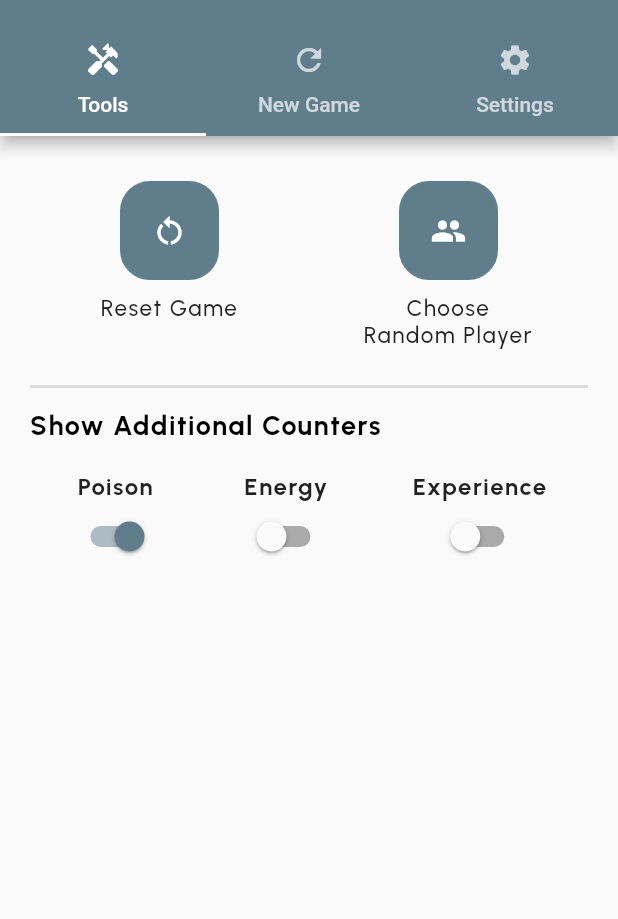
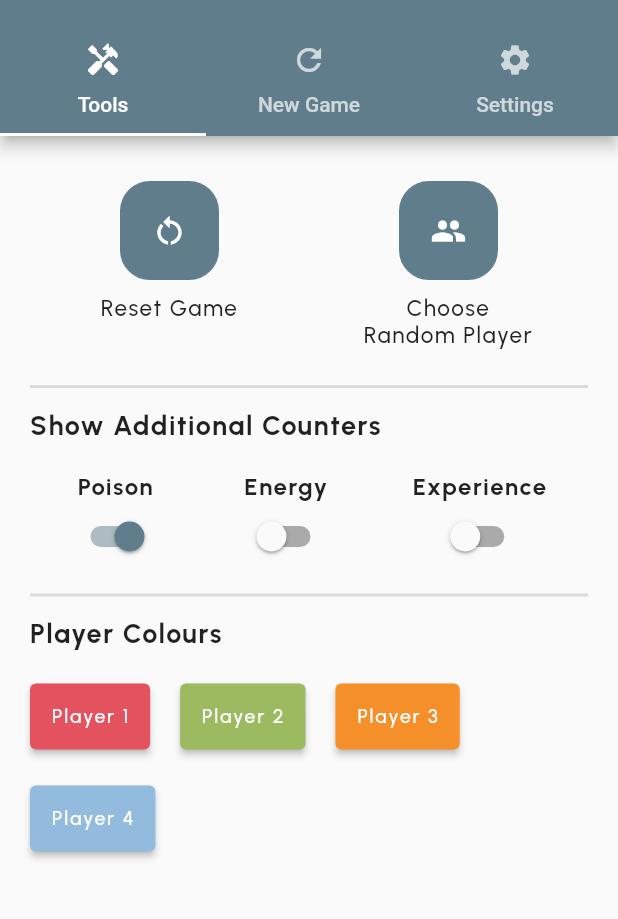
Before and after one commit to birkoss/mtg-tracker, a Flutter app: the screen it shows after launch, after a tap on the "menu" icon, on a phone screen of 412 x 824 dp, the part 59-978 px from its top. Run offline on Flutter 3.47's test engine with Material 2 defaults, Android fonts, the phone set to English and light mode, and no system bars; our stand-ins replace flutter_svg, google_fonts, shared_preferences, wakelock.

Commit message:
Code Cleanup

```diff
--- a/lib/main.dart
+++ b/lib/main.dart
@@ -1,41 +1,5 @@
-// TODO: Options - Add player color customization
-//  - Dark mode makes everything black/gray, I wish there would still be colour.
-
-// TODO: Options - Choose Random Player
-// - Smoother animation/transition instead of flashing WHITE windows poping around (from: JaqueLeKappa)
-
-// TODO: Player Box
-//  - See and Track
-//    - Commander track time casted
-//    - Storm Count
-//    - Monarch
-//    - Initiative
-//  - Button + and -
-//    - if it's held, it added/removed points by 5 instead of 1 at the time. As an option (from: JaqueLeKappa)
-
-// UI & Glitch
-//  - TODO: Only gripe i really have with it is that I don't find it a bit unpolished visually (which is to be expected at at this stage and by no means is meant like an insult).
-
-// - Changing the image in the background would be fun!
-
-// TODO: Anim PlayerBoxSettings
-//  - Fade in background color
-//  - Popup content slide up
-
-// TODO: Change color when in Commander Damage State ?
-// - Expand button when active with label (Apply) ?
-
-// TODO: Animate when life = 0, poison = 10, one cmd = 21
-
-// TODO: Select color within PlayerBox Settings
-// - Selected colors are inactive
-// - Refresh players and CommanderDamage boxes on changes
-
-// TODO: Main Settings
-// - Change default colors
-
 import 'package:flutter/services.dart';
-import 'package:mtgtracker/screens/coin_toss.dart';
+import 'package:mtgtracker/screens/colors.dart';
 import 'package:mtgtracker/screens/loading.dart';
 import 'package:provider/provider.dart';
 import 'package:wakelock/wakelock.dart';
@@ -89,7 +53,7 @@ class MtgTrackerApp extends StatelessWidget {
         '/': (_) => const LoadingScreen(),
         '/play': (_) => const TrackerScreen(),
         //'/settings': (_) => const SettingScreen(),
-        '/coin-toss': (_) => const CoinTossScreen()
+        '/setting/colors': (_) => const SettingColorsScreen(),
       },
     );
   }
--- a/lib/providers/player.dart
+++ b/lib/providers/player.dart
@@ -55,4 +55,9 @@ class Player with ChangeNotifier {
   Color getColor(bool isDarkTheme) {
     return colors[isDarkTheme ? 1 : 0];
   }
+
+  void setColor(Color color) {
+    colors[0] = color;
+    notifyListeners();
+  }
 }
--- a/lib/providers/players.dart
+++ b/lib/providers/players.dart
@@ -1,5 +1,6 @@
 import 'dart:math';
 
+import 'package:mtgtracker/providers/setting.dart';
 import 'package:flutter/material.dart';
 
 import '../providers/player.dart';
@@ -44,23 +45,22 @@ class Players extends ChangeNotifier {
   }
 
   /* Generate [nbrPlayers] players */
-  void generate({
-    required int nbrPlayers,
-    int startingLives = 40,
-  }) {
+  void generate(
+    SettingNotifier setting,
+  ) {
     players.clear();
 
     // Generate all Players
-    for (int i = 0; i < nbrPlayers; i++) {
+    for (int i = 0; i < setting.playersNumber; i++) {
       Player player = Player(
         id: i.toString() +
             "-" +
             DateTime.now().millisecondsSinceEpoch.toString(),
       );
-      player.reset(startingLives);
+      player.reset(setting.startingLives);
 
       // Set Colors
-      player.colors.add(lightColors[players.length]);
+      player.colors.add(setting.colors[i]);
       player.colors.add(darkColors[players.length]);
 
       addPlayer(player);
--- a/lib/providers/setting.dart
+++ b/lib/providers/setting.dart
@@ -34,61 +34,64 @@ class SettingNotifier extends ChangeNotifier {
   bool _showExperienceCounter = false;
   bool get showExperienceCounter => _showExperienceCounter;
 
+  final List<Color> _colors = [];
+  List<Color> get colors => _colors;
+
   SettingNotifier() {
     _load();
   }
 
   void togglePoisonCounter() {
     _showPoisonCounter = !_showPoisonCounter;
-    _save();
+    save();
     notifyListeners();
   }
 
   void toggleEnergyCounter() {
     _showEnergyCounter = !_showEnergyCounter;
-    _save();
+    save();
     notifyListeners();
   }
 
   void toggleExperienceCounter() {
     _showExperienceCounter = !_showExperienceCounter;
-    _save();
+    save();
     notifyListeners();
   }
 
   void changeAutoApplyCommanderDamage(autoApplyCommanderDamage) {
     _autoApplyCommanderDamage = autoApplyCommanderDamage;
-    _save();
+    save();
     notifyListeners();
   }
 
   void changePlayersNumber(playersNumber) {
     _playersNumber = playersNumber;
-    _save();
+    save();
     notifyListeners();
   }
 
   void toggleDarkTheme() {
     _isDarkTheme = !_isDarkTheme;
-    _save();
+    save();
     notifyListeners();
   }
 
   void toggleSimpleMode() {
     _isSimpleMode = !_isSimpleMode;
-    _save();
+    save();
     notifyListeners();
   }
 
   void changeStartingLives(startingLives) {
     _startingLives = startingLives;
-    _save();
+    save();
     notifyListeners();
   }
 
   void changeTableLayout(tableLayout) {
     _tableLayout = tableLayout;
-    _save();
+    save();
     notifyListeners();
   }
 
@@ -110,13 +113,31 @@ class SettingNotifier extends ChangeNotifier {
     _showPoisonCounter = _pref!.getBool("SHOW_POISON_COUNTER") ?? true;
 
     _isSimpleMode = _pref!.getBool("IS_SIMPLE_MODE") ?? false;
+
+    // Default colors (and if the saved data is INVALID)
+    String defaultColors = "4293153375_4288461408_4294283049_4287871966";
+    String formattedColor = _pref!.getString("COLORS") ?? defaultColors;
+
+    List<String> textColors = formattedColor.split("_");
+
+    // Must have AT LEAST 4 entries, else use the defaultColors
+    if (textColors.length < 4) {
+      textColors = defaultColors.split("_");
+    }
+
+    // Convert the saved colors value in Color
+    for (String colorValue in textColors) {
+      _colors.add(Color(int.parse(colorValue)));
+    }
+
     notifyListeners();
 
     _isReady = true;
   }
 
-  Future _save() async {
+  Future save() async {
     await _init();
+
     _pref!.setInt("PLAYERS_NUMBER", _playersNumber);
     _pref!.setInt("STARTING_LIVES", _startingLives);
     _pref!.setInt("TABLE_LAYOUT", _tableLayout);
@@ -128,5 +149,19 @@ class SettingNotifier extends ChangeNotifier {
     _pref!.setBool("SHOW_POISON_COUNTER", _showPoisonCounter);
 
     _pref!.setBool("IS_SIMPLE_MODE", _isSimpleMode);
+
+    // Format the colors in a String structure value1_value2_value3_value4
+    String formattedColors = "";
+    for (Color color in _colors) {
+      formattedColors += color.value.toString() + "_";
+    }
+
+    // Remove the trailing _ if something is there
+    if (formattedColors.endsWith("_")) {
+      formattedColors =
+          formattedColors.substring(0, formattedColors.length - 1);
+    }
+
+    _pref!.setString("COLORS", formattedColors);
   }
 }
--- /dev/null
+++ b/lib/screens/colors.dart
@@ -0,0 +1,178 @@
+import 'package:flutter/material.dart';
+
+Map<String, List<Color>> colors = {
+  "light": const [
+    Color.fromRGBO(228, 82, 95, 1),
+    Color.fromRGBO(156, 186, 96, 1),
+    Color.fromRGBO(245, 143, 41, 1),
+    Color.fromRGBO(147, 187, 222, 1),
+    Color.fromRGBO(63, 116, 166, 1),
+    Color.fromRGBO(107, 95, 145, 1),
+    Color.fromRGBO(91, 162, 224, 1),
+    Color.fromRGBO(255, 120, 124, 1),
+    Color.fromRGBO(77, 205, 204, 1),
+    Color.fromRGBO(253, 197, 86, 1),
+    Color.fromRGBO(233, 91, 55, 1),
+  ],
+  "dark": const [
+    Color.fromRGBO(67, 63, 64, 1),
+    Color.fromRGBO(178, 172, 171, 1),
+    Color.fromRGBO(114, 107, 104, 1),
+    Color.fromRGBO(131, 135, 141, 1),
+    Color.fromRGBO(121, 121, 121, 1),
+    Color.fromRGBO(72, 61, 65, 1),
+    Color.fromRGBO(200, 200, 200, 1),
+    Color.fromRGBO(88, 98, 97, 1),
+    Color.fromRGBO(148, 147, 145, 1),
+  ],
+};
+
+class SettingColorsScreenArguments {
+  final Color currentColor;
+  final List<Color> usedColors;
+
+  final void Function(Color) onChanged;
+
+  SettingColorsScreenArguments({
+    required this.currentColor,
+    required this.usedColors,
+    required this.onChanged,
+  });
+}
+
+class SettingColorsScreen extends StatefulWidget {
+  static const routeName = '/setting/colors';
+
+  const SettingColorsScreen({
+    Key? key,
+  }) : super(key: key);
+
+  @override
+  State<SettingColorsScreen> createState() => _SettingColorsScreenState();
+}
+
+class _SettingColorsScreenState extends State<SettingColorsScreen> {
+  Color _currentColor = Colors.white;
+
+  @override
+  void initState() {
+    super.initState();
+
+    WidgetsBinding.instance.addPostFrameCallback(
+      (_) {
+        SettingColorsScreenArguments args = ModalRoute.of(context)!
+            .settings
+            .arguments as SettingColorsScreenArguments;
+        setState(() {
+          _currentColor = args.currentColor;
+        });
+      },
+    );
+  }
+
+  Icon _getIcon(Color color) {
+    SettingColorsScreenArguments args = ModalRoute.of(context)!
+        .settings
+        .arguments as SettingColorsScreenArguments;
+
+    if (_currentColor == color) {
+      return const Icon(
+        Icons.check,
+      );
+    }
+
+    if (args.usedColors.contains(color)) {
+      return const Icon(
+        Icons.close,
+      );
+    }
+
+    return Icon(
+      Icons.check,
+      color: color,
+    );
+  }
+
+  List<Widget> _generateColors(String theme) {
+    SettingColorsScreenArguments args = ModalRoute.of(context)!
+        .settings
+        .arguments as SettingColorsScreenArguments;
+
+    List<Widget> widgets = [];
+
+    for (var i = 0; i < colors[theme]!.length; i++) {
+      Color color = colors[theme]![i];
+
+      widgets.add(
+        Padding(
+          padding: const EdgeInsets.only(
+            right: 20,
+            bottom: 20,
+          ),
+          child: ElevatedButton(
+            style: ElevatedButton.styleFrom(
+              minimumSize: Size.zero,
+              primary: color,
+              padding: const EdgeInsets.symmetric(horizontal: 6, vertical: 6),
+            ),
+            onPressed: () {
+              if (_currentColor == color) {
+                return;
+              }
+
+              if (args.usedColors.contains(color)) {
+                return;
+              }
+
+              setState(() {
+                _currentColor = color;
+              });
+
+              args.onChanged(color);
+            },
+            child: Padding(
+              padding: const EdgeInsets.all(8.0),
+              child: _getIcon(color),
+            ),
+          ),
+        ),
+      );
+    }
+
+    return [
+      Text(
+        theme[0].toUpperCase() + theme.substring(1),
+        textAlign: TextAlign.center,
+        style: Theme.of(context).textTheme.bodyText1!.copyWith(
+              fontSize: 18,
+              fontWeight: FontWeight.bold,
+            ),
+      ),
+      const SizedBox(height: 20),
+      Wrap(
+        children: widgets,
+      )
+    ];
+  }
+
+  @override
+  Widget build(BuildContext context) {
+    return Scaffold(
+      appBar: AppBar(
+        title: const Text("Colors Schemes"),
+      ),
+      body: SingleChildScrollView(
+        child: Padding(
+          padding: const EdgeInsets.symmetric(vertical: 20, horizontal: 20),
+          child: Column(
+            crossAxisAlignment: CrossAxisAlignment.start,
+            children: [
+              ..._generateColors("light"),
+              ..._generateColors("dark"),
+            ],
+          ),
+        ),
+      ),
+    );
+  }
+}
--- a/lib/screens/home.dart
+++ b/lib/screens/home.dart
@@ -21,9 +21,7 @@ class HomeScreen extends StatelessWidget {
             ElevatedButton.icon(
               onPressed: () {
                 context.read<Players>().generate(
-                      nbrPlayers: context.read<SettingNotifier>().playersNumber,
-                      startingLives:
-                          context.read<SettingNotifier>().startingLives,
+                      context.read<SettingNotifier>(),
                     );
 
                 context.read<LayoutNotifier>().generate(
--- a/lib/screens/loading.dart
+++ b/lib/screens/loading.dart
@@ -13,8 +13,7 @@ class LoadingScreen extends StatelessWidget {
     if (context.watch<SettingNotifier>().isReady) {
       SchedulerBinding.instance.addPostFrameCallback((_) {
         context.read<Players>().generate(
-              nbrPlayers: context.read<SettingNotifier>().playersNumber,
-              startingLives: context.read<SettingNotifier>().startingLives,
+              context.read<SettingNotifier>(),
             );
 
         context.read<LayoutNotifier>().generate(
--- a/lib/screens/setting.dart
+++ b/lib/screens/setting.dart
@@ -1,4 +1,7 @@
 import 'package:flutter/material.dart';
+import 'package:mtgtracker/providers/player.dart';
+import 'package:mtgtracker/providers/players.dart';
+import 'package:mtgtracker/screens/colors.dart';
 import 'package:mtgtracker/widgets/ui/tile_button.dart';
 import 'package:provider/provider.dart';
 
@@ -39,6 +42,75 @@ class _SettingScreenState extends State<SettingScreen> {
     _selectedPlayersNumber = widget.playersNumber;
     _selectedStartingLives = widget.startingLives;
     _selectedTableLayout = widget.tableLayout;
+  }
+
+  List<Widget> _getPlayerColorsButtons() {
+    List<Widget> widgets = [];
+
+    List<Color> colors = [];
+    for (var i = 0; i < context.read<Players>().players.length; i++) {
+      colors.add(
+        context
+            .read<Players>()
+            .players[i]
+            .getColor(context.read<SettingNotifier>().isDarkTheme),
+      );
+    }
+
+    for (var i = 0; i < context.read<Players>().players.length; i++) {
+      Player player = context.watch<Players>().players[i];
+      List<Color> usedColors = List.from(colors);
+      usedColors.removeWhere(
+        (color) =>
+            color ==
+            player.getColor(context.read<SettingNotifier>().isDarkTheme),
+      );
+
+      widgets.add(
+        Padding(
+          padding: const EdgeInsets.only(
+            right: 20,
+            bottom: 20,
+          ),
+          child: ElevatedButton(
+            style: ElevatedButton.styleFrom(
+              minimumSize: Size.zero, // Set this
+              primary:
+                  player.getColor(context.read<SettingNotifier>().isDarkTheme),
+              padding: const EdgeInsets.all(6), // and this
+            ),
+            onPressed: () {
+              Navigator.pushNamed(
+                context,
+                "/setting/colors",
+                arguments: SettingColorsScreenArguments(
+                  onChanged: (Color newColor) {
+                    setState(() {
+                      //player.colors[0] = newColor;
+                    });
+
+                    player.setColor(newColor);
+                    context.read<SettingNotifier>().colors[i] = newColor;
+                    context.read<SettingNotifier>().save();
+
+                    context.read<Players>().hasChanged();
+                  },
+                  usedColors: usedColors,
+                  currentColor: player
+                      .getColor(context.read<SettingNotifier>().isDarkTheme),
+                ),
+              );
+            },
+            child: Padding(
+              padding: const EdgeInsets.all(8.0),
+              child: Text("Player " + (i + 1).toString()),
+            ),
+          ),
+        ),
+      );
+    }
+
+    return widgets;
   }
 
   @override
@@ -106,7 +178,6 @@ class _SettingScreenState extends State<SettingScreen> {
                       "Show Additional Counters",
                       textAlign: TextAlign.center,
                       style: Theme.of(context).textTheme.bodyText1!.copyWith(
-                            color: Colors.black,
                             fontSize: 18,
                             fontWeight: FontWeight.bold,
                           ),
@@ -162,7 +233,22 @@ class _SettingScreenState extends State<SettingScreen> {
                         )
                       ],
                     ),
+                    const Divider(
+                      height: 30,
+                      thickness: 2,
+                    ),
+                    Text(
+                      "Player Colours",
+                      textAlign: TextAlign.center,
+                      style: Theme.of(context).textTheme.bodyText1!.copyWith(
+                            fontSize: 18,
+                            fontWeight: FontWeight.bold,
+                          ),
+                    ),
                     const SizedBox(height: 20),
+                    Wrap(
+                      children: _getPlayerColorsButtons(),
+                    )
                   ],
                 ),
               ),
--- a/lib/screens/tracker.dart
+++ b/lib/screens/tracker.dart
@@ -24,8 +24,7 @@ class _TrackerScreenState extends State<TrackerScreen> {
   // @TODO REMOVE FROM HERE
   void _newGame() {
     context.read<Players>().generate(
-          nbrPlayers: context.read<SettingNotifier>().playersNumber,
-          startingLives: context.read<SettingNotifier>().startingLives,
+          context.read<SettingNotifier>(),
         );
 
     context.read<LayoutNotifier>().generate(
```
Also changed, not shown: 1 other file.
